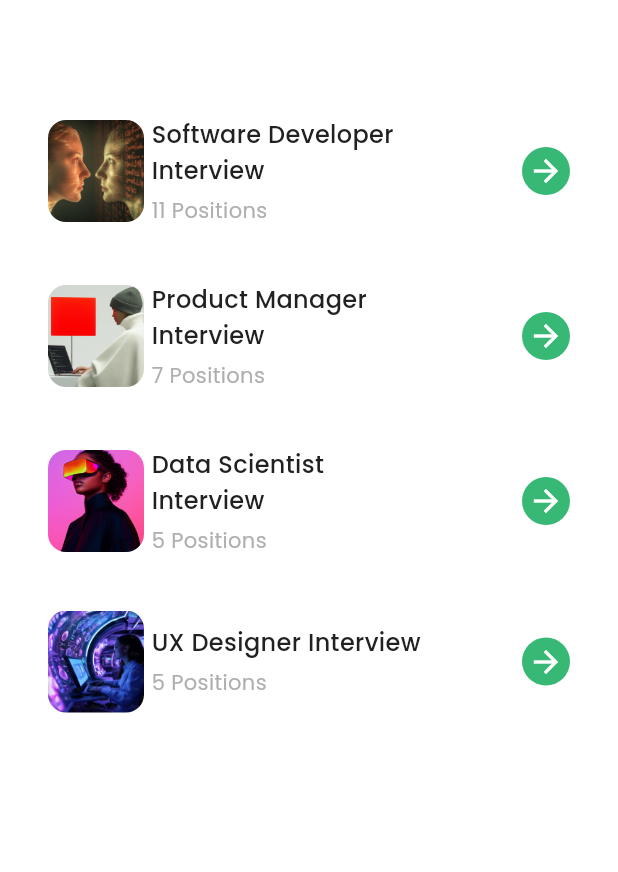
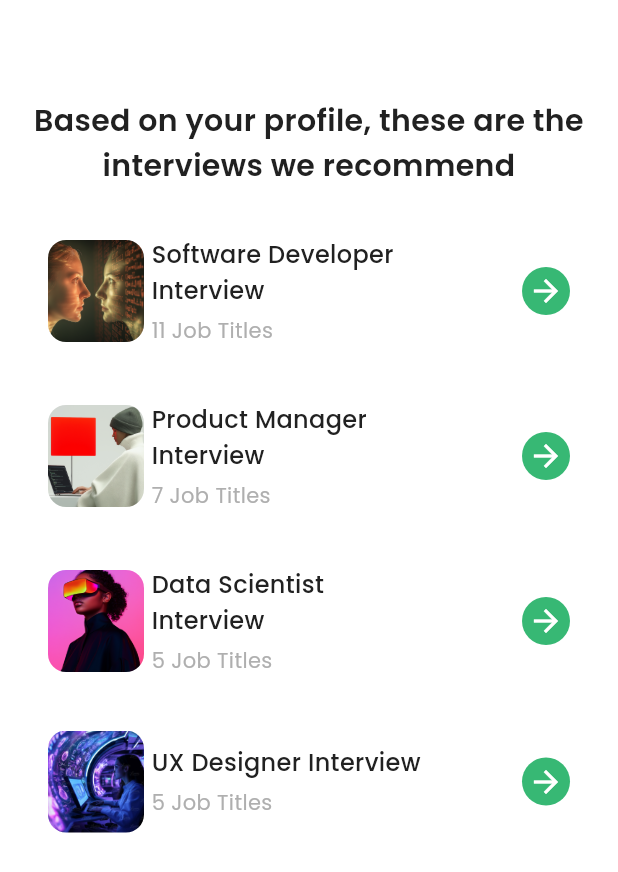
Before and after one commit to devsazidul/inprep.ai, a Flutter app: the PersonalizedInterviewerScreen screen opened directly, on a phone screen of 412 x 824 dp. Shown: the top 872 px of the screen. Run offline on Flutter 3.47's test engine with Material 3 defaults, Android fonts, the phone set to English and light mode, and no system bars; our stand-ins replace camera, device_info_plus, file_picker, flutter_otp_text_field, flutter_screenutil, get and 6 more; missing offline and left inert: country_pickers, flutter_stripe; accounts and stored records are empty.

Commit message:
bug fixes

```diff
--- a/lib/features/interview/interview_lists/lists/available_mock_interviews.dart
+++ b/lib/features/interview/interview_lists/lists/available_mock_interviews.dart
@@ -82,7 +82,7 @@ class AvailableMockInterviews extends StatelessWidget {
                               SizedBox(
                                 height: 5,
                               ),
-                              Text("${availablemockinterviews['positions'].toString()} Positions",
+                              Text("${availablemockinterviews['positions'].toString()} Job Titles",
                                style: getTextStyle(
                                 color: Color(0xFFAFAFAF),
                                 fontSize: 14,
--- a/lib/features/interview/interview_lists/lists/incomplete_sessions.dart
+++ b/lib/features/interview/interview_lists/lists/incomplete_sessions.dart
@@ -71,7 +71,7 @@ class IncompleteSessions extends StatelessWidget {
                             ),
                             SizedBox(height: 5),
                             Text(
-                              '${session['positions'].toString()} Positions',
+                              '${session['positions'].toString()} Job Titles',
                               style: getTextStyle(
                                 color: Color(0xFF676768),
                                 fontSize: 14,
--- a/lib/features/personalized_interviewers/controller/personalized_interviewers_controller.dart
+++ b/lib/features/personalized_interviewers/controller/personalized_interviewers_controller.dart
@@ -7,23 +7,23 @@ class PersonalizedInterviewersController extends GetxController {
   List <Map<String, dynamic>> availableMockInterviews = [
     {
       "title": "Software Developer Interview",
-      "positions": 11,
+      "job_titles": 11,
       "image": ImagePath.image2,
     },
     {
       "title": "Product Manager Interview",
-      "positions": 7,
+      "job_titles": 7,
 
       "image": ImagePath.image3,
     },
     {
       "title": "Data Scientist Interview",
-      "positions": 5,
+      "job_titles": 5,
       "image": ImagePath.image4,
     },
     {
       "title": "UX Designer Interview",
-      "positions": 5,
+      "job_titles": 5,
       "image": ImagePath.image5,
     },
 
--- a/lib/features/personalized_interviewers/view/personalized_interviewer_screen.dart
+++ b/lib/features/personalized_interviewers/view/personalized_interviewer_screen.dart
@@ -22,6 +22,17 @@ class PersonalizedInterviewerScreen extends StatelessWidget {
         ),
         child: Column(
           children: [
+            Text("Based on your profile, these are the interviews we recommend",
+             textAlign: TextAlign.center,
+             style: getTextStyle(
+              color: Color(0xFF212121),
+              fontSize: 20,
+              fontWeight: FontWeight.w600
+             ),
+            ),
+            SizedBox(
+              height: 20,
+            ),
             Expanded(
 
           child: ListView.builder(
@@ -42,13 +53,13 @@ class PersonalizedInterviewerScreen extends StatelessWidget {
                      arguments: [
                       availablemockinterviews['title'],
                       availablemockinterviews['image'],
-                      availablemockinterviews['positions'],
+                      availablemockinterviews['job_titles'],
 
                      ]
                     );
                     debugPrint("The title is ${availablemockinterviews['title']}");
                     debugPrint("The title is ${availablemockinterviews['image']}");
-                    debugPrint("The title is ${availablemockinterviews['positions']}");
+                    debugPrint("The title is ${availablemockinterviews['job_titles']}");
                    } else{
                     Get.to(SubscriptionScreen());
                    }
@@ -96,7 +107,7 @@ class PersonalizedInterviewerScreen extends StatelessWidget {
                               SizedBox(
                                 height: 5,
                               ),
-                              Text("${availablemockinterviews['positions'].toString()} Positions",
+                              Text("${availablemockinterviews['job_titles'].toString()} Job Titles",
                                style: getTextStyle(
                                 color: Color(0xFFAFAFAF),
                                 fontSize: 14,
```
